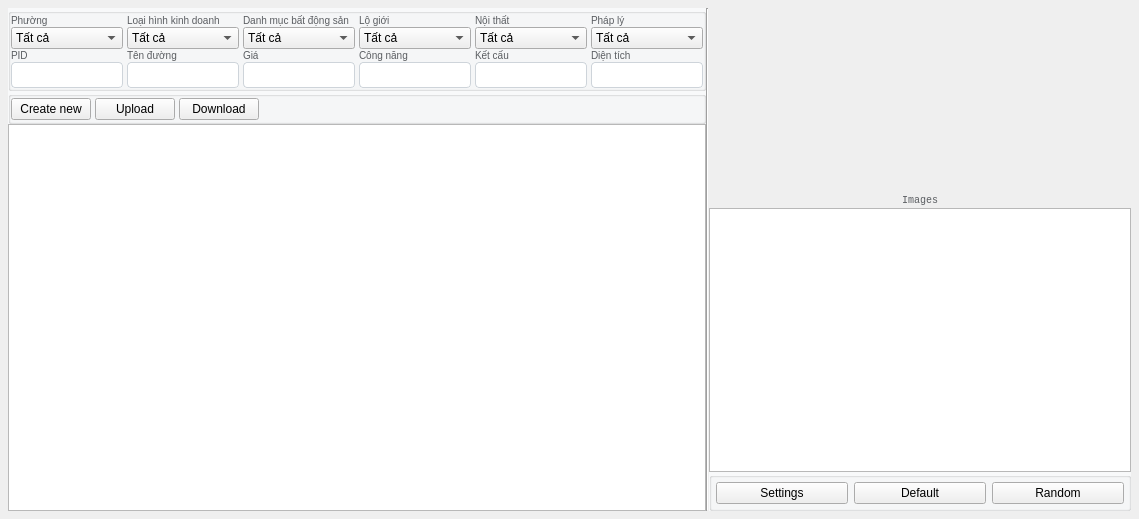
Old version of the form ui/re_product.ui in the repository dinhbinhnguyen0105/python.my-manager.v2.
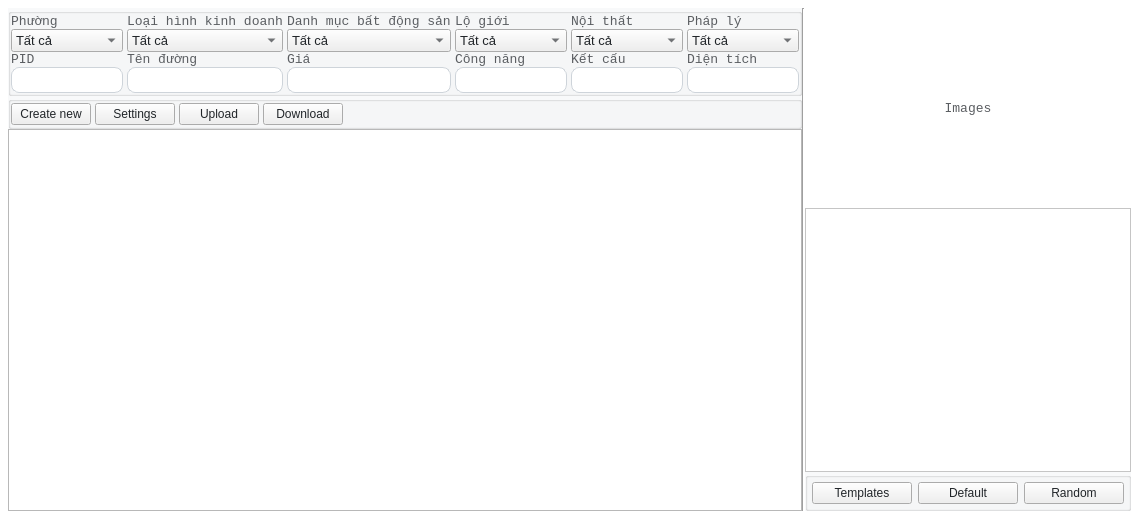
New version of the form.

```diff
--- a/ui/re_product.ui
+++ b/ui/re_product.ui
@@ -19,25 +19,48 @@
    <string>Form</string>
   </property>
   <property name="styleSheet">
-   <string notr="true">QWidget:ProductRealEstate{
-background-color: #ffffff;
+   <string notr="true">#REProduct{
+  font-family: &quot;Courier New&quot;;
+  background-color: #FFFFFF;
 }
 QGroupBox {
-font-family: &quot;Courier New&quot;;
-font-size: 13px;
-background-color: rgba(248, 249, 250, 1);
+  font-family: &quot;Courier New&quot;;
+  font-size: 13px;
+  background-color: rgba(248, 249, 250, 1);
 }
-QLineEdit{
-border: 1px solid #CED4DA;
-border-radius: 4px;
-margin-left: 8px;
-padding: 4px 0 4px 4px;
+QLineEdit {
+  padding: 4px 0;
+  border: 1px solid #ced4da;
+  border-radius: 8px;
+  margin-left: 8px;
+  padding-left: 4px;
+  background-color: #FFFFFF;
+  color:#212529;
 }
-QLabel{
-font-size: 10px;
-color: rgb(90, 93, 97);
-max-height: 16px
-}</string>
+QPlainTextEdit {
+	background-color: #FFFFFF;
+  color:#212529;
+}
+QLabel {
+  font-family: &quot;Courier New&quot;;
+  font-size: 13px;
+  color: rgb(90, 93, 97);
+}
+QRadioButton {
+  font-family: &quot;Courier New&quot;;
+  font-size: 13px;
+  color: #212529;
+}
+QComboBox {
+  font-family: &quot;Courier New&quot;;
+  font-size: 13px;
+  color: #212529;
+}
+QPushButton {
+  color: #212529;
+}
+
+</string>
   </property>
   <layout class="QHBoxLayout" name="horizontalLayout_6">
    <property name="spacing">
@@ -166,7 +189,7 @@
                      <widget class="QLabel" name="function_label">
                       <property name="font">
                        <font>
-                        <family>.AppleSystemUIFont</family>
+                        <family>Courier New</family>
                         <pointsize>-1</pointsize>
                        </font>
                       </property>
@@ -215,7 +238,7 @@
                      <widget class="QLabel" name="wards_label">
                       <property name="font">
                        <font>
-                        <family>.AppleSystemUIFont</family>
+                        <family>Courier New</family>
                         <pointsize>-1</pointsize>
                        </font>
                       </property>
@@ -268,7 +291,7 @@
                      <widget class="QLabel" name="options_label">
                       <property name="font">
                        <font>
-                        <family>.AppleSystemUIFont</family>
+                        <family>Courier New</family>
                         <pointsize>-1</pointsize>
                        </font>
                       </property>
@@ -318,7 +341,7 @@
                      <widget class="QLabel" name="categories_label">
                       <property name="font">
                        <font>
-                        <family>.AppleSystemUIFont</family>
+                        <family>Courier New</family>
                         <pointsize>-1</pointsize>
                        </font>
                       </property>
@@ -368,7 +391,7 @@
                      <widget class="QLabel" name="building_line_s_label">
                       <property name="font">
                        <font>
-                        <family>.AppleSystemUIFont</family>
+                        <family>Courier New</family>
                         <pointsize>-1</pointsize>
                        </font>
                       </property>
@@ -418,7 +441,7 @@
                      <widget class="QLabel" name="furniture_s_lable">
                       <property name="font">
                        <font>
-                        <family>.AppleSystemUIFont</family>
+                        <family>Courier New</family>
                         <pointsize>-1</pointsize>
                        </font>
                       </property>
@@ -468,7 +491,7 @@
                      <widget class="QLabel" name="legal_s_label">
                       <property name="font">
                        <font>
-                        <family>.AppleSystemUIFont</family>
+                        <family>Courier New</family>
                         <pointsize>-1</pointsize>
                        </font>
                       </property>
@@ -518,6 +541,7 @@
                      <widget class="QLabel" name="pid_label">
                       <property name="font">
                        <font>
+                        <family>Courier New</family>
                         <pointsize>-1</pointsize>
                        </font>
                       </property>
@@ -566,7 +590,7 @@
                      <widget class="QLabel" name="street_label">
                       <property name="font">
                        <font>
-                        <family>.AppleSystemUIFont</family>
+                        <family>Courier New</family>
                         <pointsize>-1</pointsize>
                        </font>
                       </property>
@@ -615,7 +639,7 @@
                      <widget class="QLabel" name="area_label">
                       <property name="font">
                        <font>
-                        <family>.AppleSystemUIFont</family>
+                        <family>Courier New</family>
                         <pointsize>-1</pointsize>
                        </font>
                       </property>
@@ -664,7 +688,7 @@
                      <widget class="QLabel" name="price_label">
                       <property name="font">
                        <font>
-                        <family>.AppleSystemUIFont</family>
+                        <family>Courier New</family>
                         <pointsize>-1</pointsize>
                        </font>
                       </property>
@@ -713,7 +737,7 @@
                      <widget class="QLabel" name="structure_label">
                       <property name="font">
                        <font>
-                        <family>.AppleSystemUIFont</family>
+                        <family>Courier New</family>
                         <pointsize>-1</pointsize>
                        </font>
                       </property>
@@ -776,6 +800,13 @@
                  </property>
                 </widget>
                </item>
+               <item>
+                <widget class="QPushButton" name="action_settings_btn">
+                 <property name="text">
+                  <string>Settings</string>
+                 </property>
+                </widget>
+               </item>
                <item>
                 <widget class="QPushButton" name="action_upload_btn">
                  <property name="text">
@@ -857,7 +888,7 @@
             <property name="maximumSize">
              <size>
               <width>16777215</width>
-              <height>16</height>
+              <height>16777215</height>
              </size>
             </property>
             <property name="text">
@@ -892,9 +923,9 @@
              <item>
               <layout class="QHBoxLayout" name="horizontalLayout_3">
                <item>
-                <widget class="QPushButton" name="action_settings_btn">
+                <widget class="QPushButton" name="action_templates_btn">
                  <property name="text">
-                  <string>Settings</string>
+                  <string>Templates</string>
                  </property>
                 </widget>
                </item>
```
